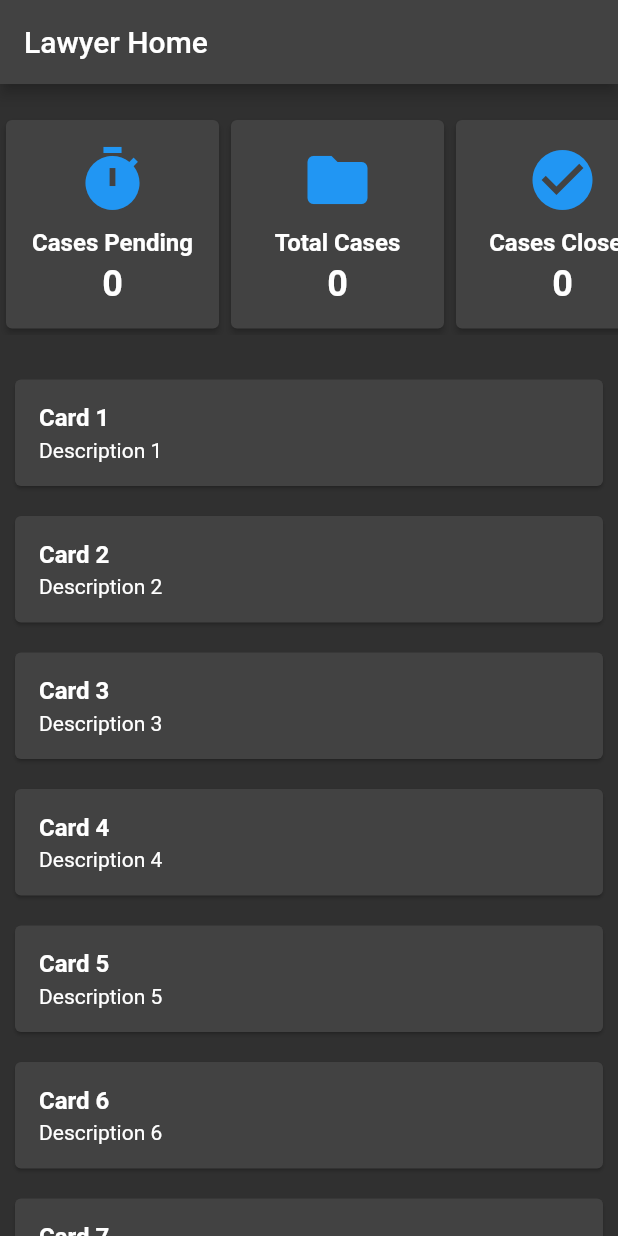
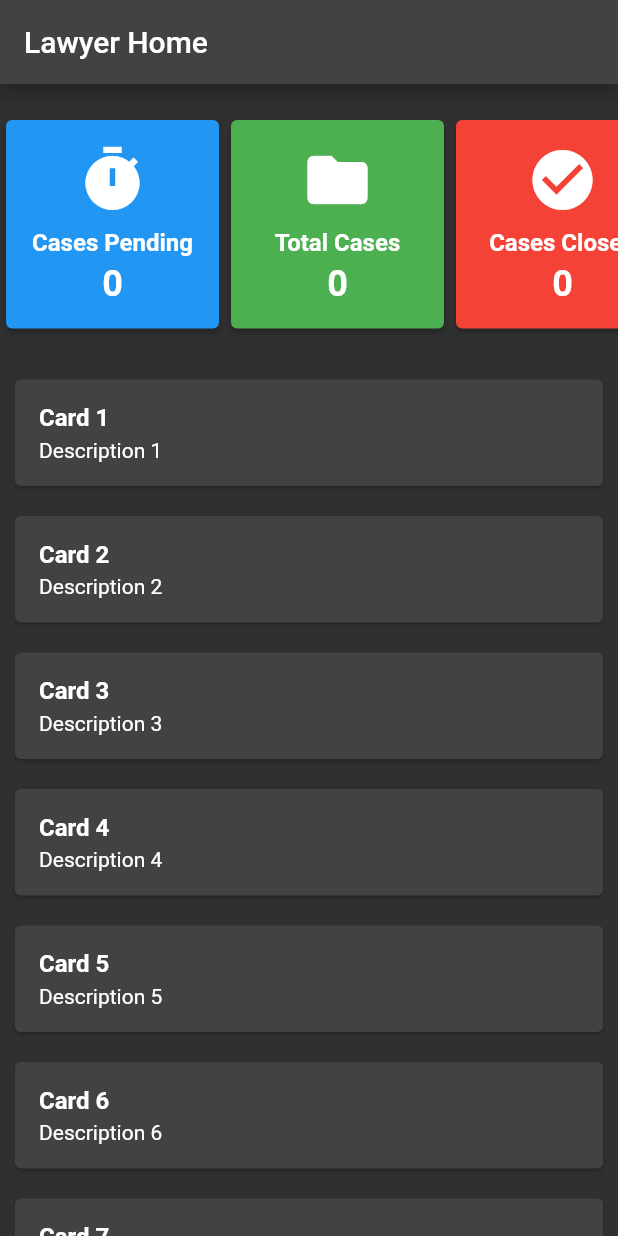
Before and after one commit to drowsy-coder/Nyaya-Sahaya, a Flutter app: the LawyerHomePage screen opened directly, on a phone screen of 412 x 824 dp. Run offline on Flutter 3.47's test engine with Material 2 defaults, Android fonts, the phone set to English and light mode, and no system bars; our stand-ins replace cloud_firestore, firebase_auth, firebase_core, google_maps_flutter, google_nav_bar, shared_preferences; missing offline and left inert: image_picker_platform_interface; accounts and stored records are empty.

Commit message:
Update UI

```diff
--- a/lib/main.dart
+++ b/lib/main.dart
@@ -30,7 +30,7 @@ class _MyAppState extends State<MyApp> {
     return MaterialApp(
       title: 'Firebase Login',
       theme: ThemeData.dark(),
-      home: ClientScreen(),
+      home: LoginPage(),
       debugShowCheckedModeBanner: false,
     );
   }
--- a/lib/screens/stakeholders/lawyer/home/lawyer_home.dart
+++ b/lib/screens/stakeholders/lawyer/home/lawyer_home.dart
@@ -87,6 +87,8 @@ class _DashboardHeaderState extends State<DashboardHeader> {
               title: 'Cases Pending',
               count: '$totalCases',
               icon: Icons.timer,
+              backgroundColor: Colors.blue,
+              textColor: Colors.white,
             ),
           ),
           GestureDetector(
@@ -97,6 +99,8 @@ class _DashboardHeaderState extends State<DashboardHeader> {
               title: 'Total Cases',
               count: '$totalCases',
               icon: Icons.folder,
+              backgroundColor: Colors.green,
+              textColor: Colors.white,
             ),
           ),
           GestureDetector(
@@ -107,6 +111,8 @@ class _DashboardHeaderState extends State<DashboardHeader> {
               title: 'Cases Closed',
               count: '0',
               icon: Icons.check_circle,
+              backgroundColor: Colors.red,
+              textColor: Colors.white,
             ),
           ),
         ],
@@ -119,12 +125,16 @@ class HoverCard extends StatefulWidget {
   final String title;
   final String count;
   final IconData icon;
+  final Color backgroundColor;
+  final Color textColor;
 
   HoverCard({
     Key? key,
     required this.title,
     required this.count,
     required this.icon,
+    required this.backgroundColor,
+    required this.textColor,
   }) : super(key: key);
 
   @override
@@ -151,6 +161,7 @@ class _HoverCardState extends State<HoverCard> {
         width: 150, // Adjust the width as needed
         child: Card(
           elevation: isHovered ? 10 : 2,
+          color: widget.backgroundColor,
           child: Padding(
             padding: const EdgeInsets.all(16.0),
             child: Column(
@@ -159,22 +170,24 @@ class _HoverCardState extends State<HoverCard> {
                 Icon(
                   widget.icon,
                   size: 48,
-                  color: Colors.blue,
+                  color: widget.textColor,
                 ),
                 const SizedBox(height: 8),
                 Text(
                   widget.title,
-                  style: const TextStyle(
+                  style: TextStyle(
                     fontSize: 16,
                     fontWeight: FontWeight.bold,
+                    color: widget.textColor,
                   ),
                 ),
                 const SizedBox(height: 4),
                 Text(
                   widget.count,
-                  style: const TextStyle(
+                  style: TextStyle(
                     fontSize: 24,
                     fontWeight: FontWeight.bold,
+                    color: widget.textColor,
                   ),
                 ),
               ],
```
